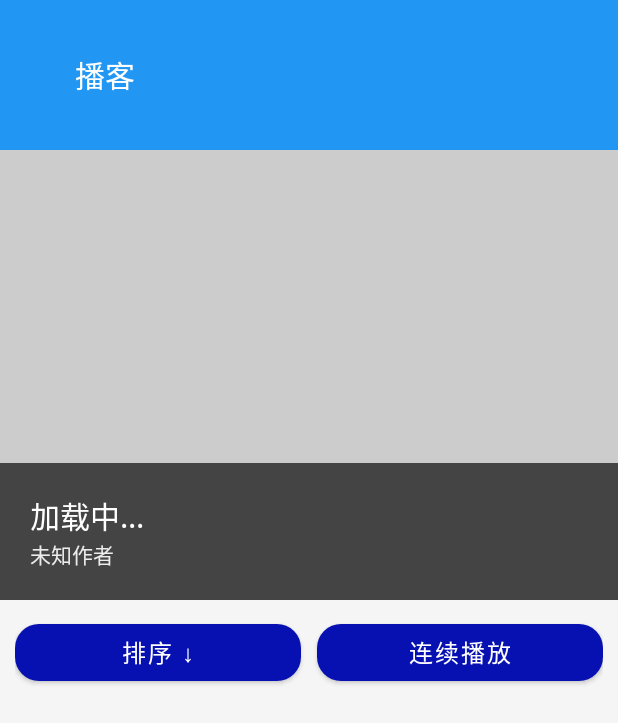
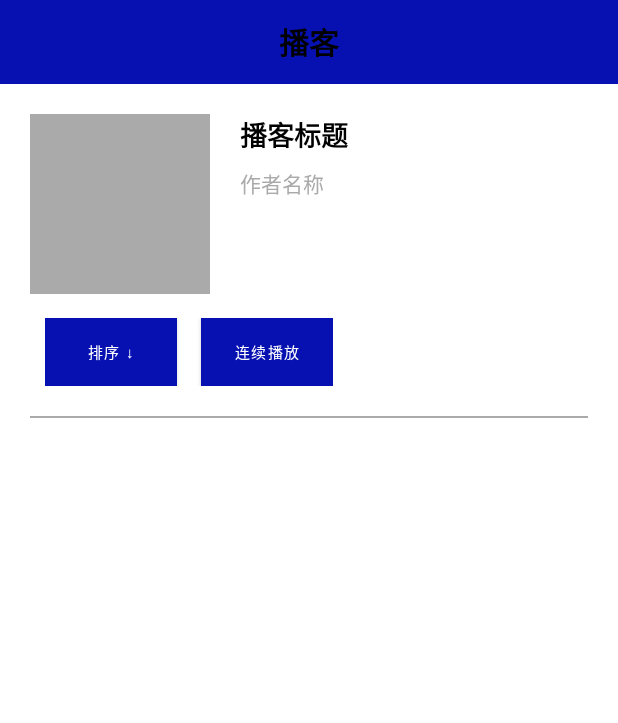
Before and after one commit to ifox6677/iradio-f, an Android app: the layout activity_podcast.xml on its own in the app's theme, with its tools: preview values and no code run, on a phone screen of 412 x 824 dp. Shown: the top 723 px of the screen. Run offline under Robolectric (Android 15) with nearby library versions, the phone set to English and light mode, and no system bars.

Commit message:
Update activity_podcast.xml

```diff
--- a/app/src/main/res/layout/activity_podcast.xml
+++ b/app/src/main/res/layout/activity_podcast.xml
@@ -1,104 +1,139 @@
 <?xml version="1.0" encoding="utf-8"?>
-<LinearLayout xmlns:android="http://schemas.android.com/apk/res/android"
+<LinearLayout
+    xmlns:android="http://schemas.android.com/apk/res/android"
+    xmlns:app="http://schemas.android.com/apk/res-auto"
+    android:id="@+id/rootLayout"
     android:layout_width="match_parent"
     android:layout_height="match_parent"
     android:orientation="vertical"
-    android:background="#F5F5F5">
+    android:background="@android:color/white">
 
     <!-- 标题栏 -->
     <TextView
         android:id="@+id/titleBar"
         android:layout_width="match_parent"
-        android:layout_height="100dp"
-        android:background="#2196F3"
-        android:textColor="#FFFFFF"
+        android:layout_height="56dp"
+        android:text="播客"
         android:textSize="20sp"
-        android:gravity="center_vertical"
-        android:paddingStart="50dp"
-        android:text="播客" />
+        android:textStyle="bold"
+        android:gravity="center"
+        android:fontFamily="sans-serif-medium"
+        android:textColor="@android:color/black"
+        android:background="?attr/colorPrimary"/>
 
-    <!-- 封面 + 叠加标题 -->
-    <FrameLayout
+     <!-- 播客头部信息 (封面 + 右边信息 + 按钮全部左对齐) -->
+     <LinearLayout
+         android:id="@+id/headerLayout"
          android:layout_width="match_parent"
-        android:layout_height="300dp">
+         android:layout_height="wrap_content"
+         android:orientation="vertical"
+         android:padding="20dp">
 
-        <ImageView
-            android:id="@+id/coverImage"
-            android:layout_width="match_parent"
-            android:layout_height="match_parent"
-            android:scaleType="centerCrop"
-            android:background="#CCCCCC" />
-
+         <!-- 上面一行：封面 + 文本 -->
          <LinearLayout
              android:layout_width="match_parent"
              android:layout_height="wrap_content"
-            android:layout_gravity="bottom"
+             android:orientation="horizontal">
+
+             <!-- 封面图片 -->
+             <ImageView
+                 android:id="@+id/coverImage"
+                 android:layout_width="120dp"
+                 android:layout_height="120dp"
+                 android:scaleType="centerCrop"
+                 android:background="@android:color/darker_gray"/>
+
+             <!-- 右侧文本区域 -->
+             <LinearLayout
+                 android:layout_width="0dp"
+                 android:layout_height="wrap_content"
+                 android:layout_weight="1"
                  android:orientation="vertical"
-            android:background="#AA000000"
-            android:padding="20dp">
+                 android:paddingStart="20dp">
 
                  <TextView
                      android:id="@+id/titleText"
-                android:layout_width="wrap_content"
+                     android:layout_width="match_parent"
                      android:layout_height="wrap_content"
-                android:text="加载中..."
-                android:textSize="20sp"
-                android:textColor="#FFFFFF"
-                android:maxLines="2" />
+                     android:text="播客标题"
+                     android:textSize="18sp"
+                     android:textStyle="bold"
+                     android:textColor="@android:color/black"
+                     android:maxLines="3"
+                     android:ellipsize="end"/>
 
                  <TextView
                      android:id="@+id/authorText"
+                     android:layout_width="match_parent"
+                     android:layout_height="wrap_content"
+                     android:text="作者名称"
+                     android:textSize="14sp"
+                     android:textColor="@android:color/darker_gray"
+                     android:layout_marginTop="8dp"
+                     android:maxLines="2"
+                     android:ellipsize="end"/>
+
+             </LinearLayout>
+         </LinearLayout>
+
+         <!-- 下方按钮行（左对齐封面，不受右侧 padding 影响） -->
+         <LinearLayout
              android:layout_width="wrap_content"
              android:layout_height="wrap_content"
-                android:text="未知作者"
-                android:textSize="14sp"
-                android:textColor="#FFFFFF"
-                android:alpha="0.9" />
-        </LinearLayout>
-    </FrameLayout>
-
-    <!-- 加载中进度条 -->
-    <ProgressBar
-        android:id="@+id/progressBar"
-        android:layout_width="80dp"
-        android:layout_height="80dp"
-        android:layout_gravity="center"
-        android:layout_marginTop="20dp"
-        android:visibility="gone" />
-
-    <!-- 排序按钮 + 播放模式按钮 -->
-    <LinearLayout
-        android:layout_width="match_parent"
-        android:layout_height="wrap_content"
              android:orientation="horizontal"
-        android:padding="10dp"
-        android:gravity="center_vertical"
-        android:weightSum="2">
+             android:layout_marginTop="16dp"
+             android:paddingStart="10dp">
 
              <Button
                  android:id="@+id/sortButton"
-            android:layout_width="0dp"
-            android:layout_height="50dp"
-            android:layout_weight="1"
+                 android:layout_width="wrap_content"
+                 android:layout_height="45dp"
                  android:text="排序 ↓"
-            android:textSize="16sp"
-            android:layout_marginEnd="5dp"/>
+                 android:textSize="10sp"
+                 android:paddingStart="6dp"
+                 android:paddingEnd="6dp"
+                 android:background="@drawable/rect_button"
+                 android:textColor="@android:color/white"/>
 
              <Button
                  android:id="@+id/playModeButton"
-            android:layout_width="0dp"
-            android:layout_height="50dp"
-            android:layout_weight="1"
+                 android:layout_width="wrap_content"
+                 android:layout_height="45dp"
                  android:text="连续播放"
-            android:textSize="16sp"
-            android:layout_marginStart="5dp"/>
+                 android:textSize="10sp"
+                 android:paddingStart="6dp"
+                 android:paddingEnd="6dp"
+                 android:background="@drawable/rect_button_gray"
+                 android:textColor="@android:color/white"
+                 android:layout_marginStart="16dp"/>
          </LinearLayout>
 
-    <!-- 列表区域自动占满剩余空间 -->
+
+    </LinearLayout>
+
+    <!-- 分隔线 -->
+    <View
+        android:layout_width="match_parent"
+        android:layout_height="1dp"
+        android:background="@android:color/darker_gray"
+        android:layout_marginStart="20dp"
+        android:layout_marginEnd="20dp"/>
+
+    <!-- 加载进度条 -->
+    <ProgressBar
+        android:id="@+id/progressBar"
+        android:layout_width="wrap_content"
+        android:layout_height="wrap_content"
+        android:layout_gravity="center"
+        android:layout_marginTop="10dp"
+        android:visibility="gone"/>
+
+    <!-- 列表 -->
     <androidx.recyclerview.widget.RecyclerView
         android:id="@+id/recyclerView"
         android:layout_width="match_parent"
         android:layout_height="0dp"
         android:layout_weight="1"
-        android:padding="10dp"/>
+        android:paddingTop="10dp"/>
+
 </LinearLayout>
```
Lines whose indentation alone changed are shown as unchanged.
